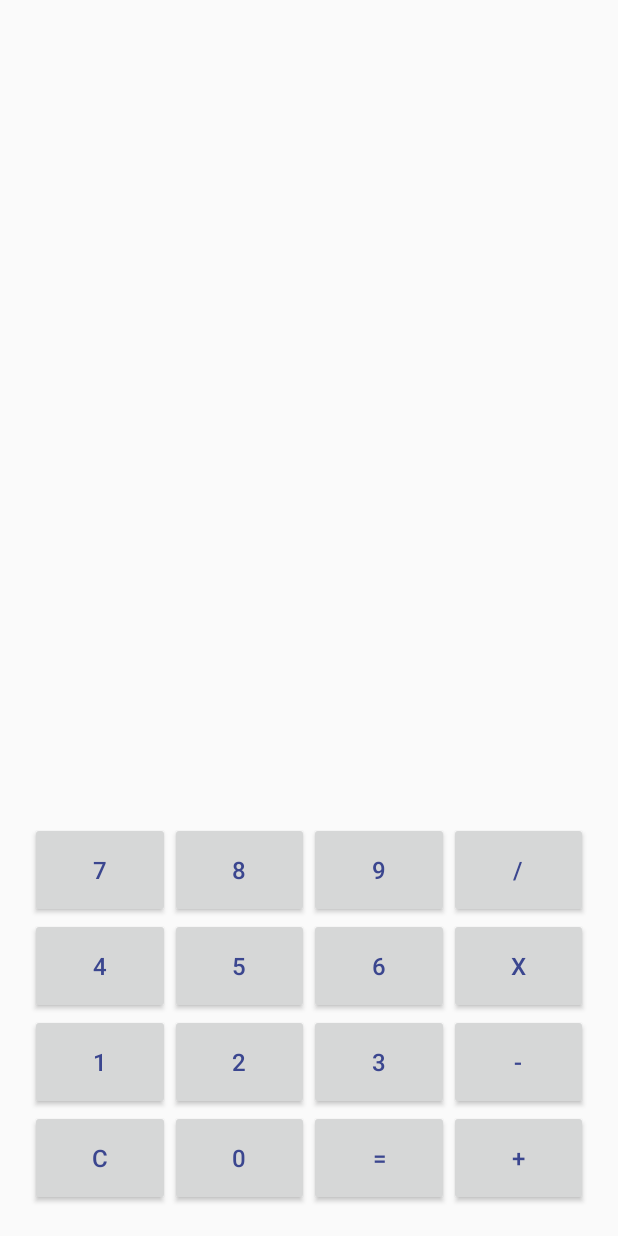
After one commit to SatyenderSinghRana/Omnical, an Android app: the layout layout_bottom_buttons_area.xml on its own in the app's theme, with its tools: preview values and no code run, on a phone screen of 412 x 824 dp. The commit adds this screen. Run offline under Robolectric (Android 15) with nearby library versions, the phone set to English and light mode, and no system bars.

Commit message:
interface update

```diff
--- a/app/src/main/AndroidManifest.xml
+++ b/app/src/main/AndroidManifest.xml
@@ -9,7 +9,7 @@
         android:roundIcon="@mipmap/ic_launcher_round"
         android:supportsRtl="true"
         android:theme="@style/Theme.AppCompat.DayNight.NoActionBar">
-        <activity android:name=".MainActivity">
+        <activity android:name=".MainActivity" android:screenOrientation="portrait">
             <intent-filter>
                 <action android:name="android.intent.action.MAIN" />
 
--- a/app/src/main/res/layout/activity_main.xml
+++ b/app/src/main/res/layout/activity_main.xml
@@ -5,7 +5,6 @@
     android:layout_width="match_parent"
     android:layout_height="match_parent"
     tools:context=".MainActivity"
-    android:background="@drawable/round_view"
     android:layout_margin="4dp"
     android:elevation="10dp">
 
--- /dev/null
+++ b/app/src/main/res/layout/layout_bottom_buttons_area.xml
@@ -0,0 +1,82 @@
+<?xml version="1.0" encoding="utf-8"?>
+<androidx.constraintlayout.widget.ConstraintLayout
+    xmlns:android="http://schemas.android.com/apk/res/android"
+    xmlns:app="http://schemas.android.com/apk/res-auto"
+    android:layout_width="match_parent"
+    android:layout_height="match_parent">
+
+    <GridLayout
+        android:id="@+id/gridLayout"
+        android:layout_width="match_parent"
+        android:layout_height="wrap_content"
+        android:columnCount="4"
+        android:padding="20dp"
+        app:layout_constraintBottom_toBottomOf="parent"
+        app:layout_constraintEnd_toEndOf="parent"
+        app:layout_constraintStart_toStartOf="parent">
+        <Button
+            style="@style/myGridButtonStyle"
+            android:id="@+id/btn_7"
+            android:text="7"/>
+        <Button
+            style="@style/myGridButtonStyle"
+            android:id="@+id/btn_8"
+            android:text="8"/>
+        <Button
+            style="@style/myGridButtonStyle"
+            android:id="@+id/btn_9"
+            android:text="9"/>
+        <Button
+            style="@style/myGridButtonStyle"
+            android:id="@+id/btn_divide"
+            android:text="/"/>
+        <Button
+            style="@style/myGridButtonStyle"
+            android:id="@+id/btn_4"
+            android:text="4"/>
+        <Button
+            style="@style/myGridButtonStyle"
+            android:id="@+id/btn_5"
+            android:text="5"/>
+        <Button
+            style="@style/myGridButtonStyle"
+            android:id="@+id/btn_6"
+            android:text="6"/>
+        <Button
+            style="@style/myGridButtonStyle"
+            android:id="@+id/btn_multiply"
+            android:text="x"/>
+        <Button
+            style="@style/myGridButtonStyle"
+            android:id="@+id/btn_1"
+            android:text="1"/>
+        <Button
+            style="@style/myGridButtonStyle"
+            android:id="@+id/btn_2"
+            android:text="2"/>
+        <Button
+            style="@style/myGridButtonStyle"
+            android:id="@+id/btn_3"
+            android:text="3"/>
+        <Button
+            style="@style/myGridButtonStyle"
+            android:id="@+id/btn_minus"
+            android:text="-"/>
+        <Button
+            style="@style/myGridButtonStyle"
+            android:id="@+id/btn_clear"
+            android:text="c"/>
+        <Button
+            style="@style/myGridButtonStyle"
+            android:id="@+id/btn_0"
+            android:text="0"/>
+        <Button
+            style="@style/myGridButtonStyle"
+            android:id="@+id/btn_equal"
+            android:text="="/>
+        <Button
+            style="@style/myGridButtonStyle"
+            android:id="@+id/btn_plus"
+            android:text="+"/>
+    </GridLayout>
+</androidx.constraintlayout.widget.ConstraintLayout>
--- a/app/src/main/res/values/themes.xml
+++ b/app/src/main/res/values/themes.xml
@@ -14,11 +14,6 @@
         <!-- Customize your theme here. -->
     </style>
 
-    <style name="myEditTextStyle" parent="android:Widget.Holo.Button.Borderless">
-        <item name="android:layout_width">match_parent</item>
-        <item name="android:gravity">left</item>
-    </style>
-
     <style name="myGridButtonStyle">
         <item name="android:layout_width">0dp</item>
         <item name="android:layout_height">64dp</item>
--- a/build.gradle
+++ b/build.gradle
@@ -5,7 +5,7 @@ buildscript {
         jcenter()
     }
     dependencies {
-        classpath "com.android.tools.build:gradle:4.1.2"
+        classpath 'com.android.tools.build:gradle:4.1.3'
 
         // NOTE: Do not place your application dependencies here; they belong
         // in the individual module build.gradle files
```
Also changed, not shown: app/src/main/java/com/example/basiccalculator/MainActivity.java (+36 -45 lines), app/src/main/res/layout/layout_top_equation_area.xml (added, +35 -0 lines).
